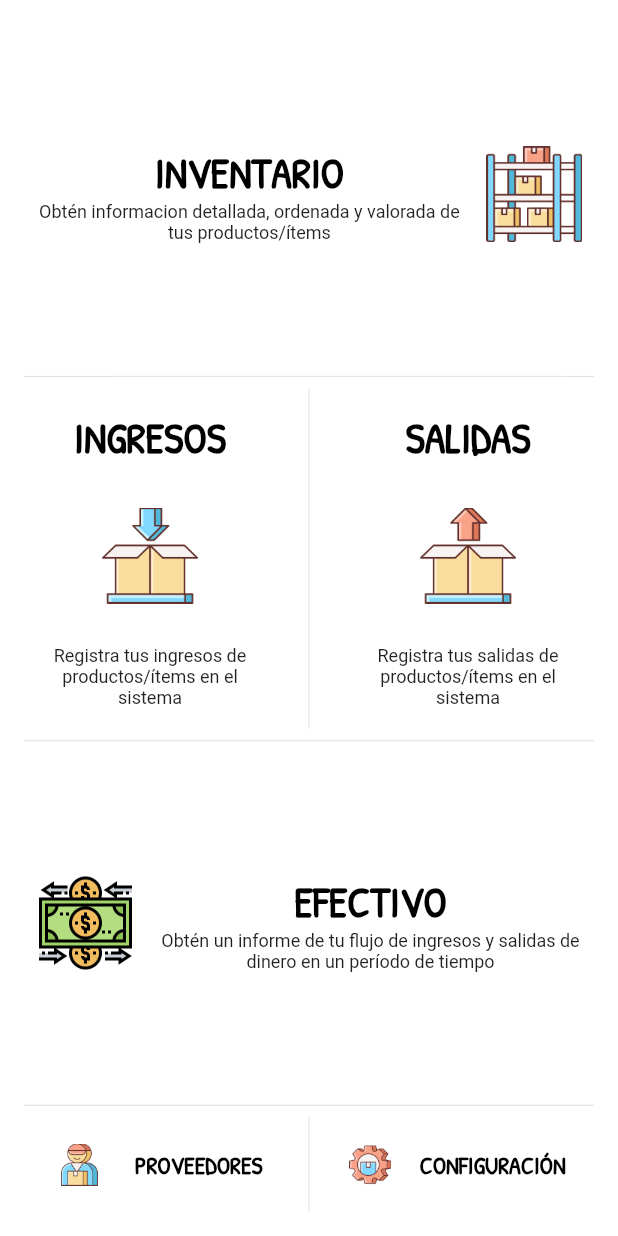
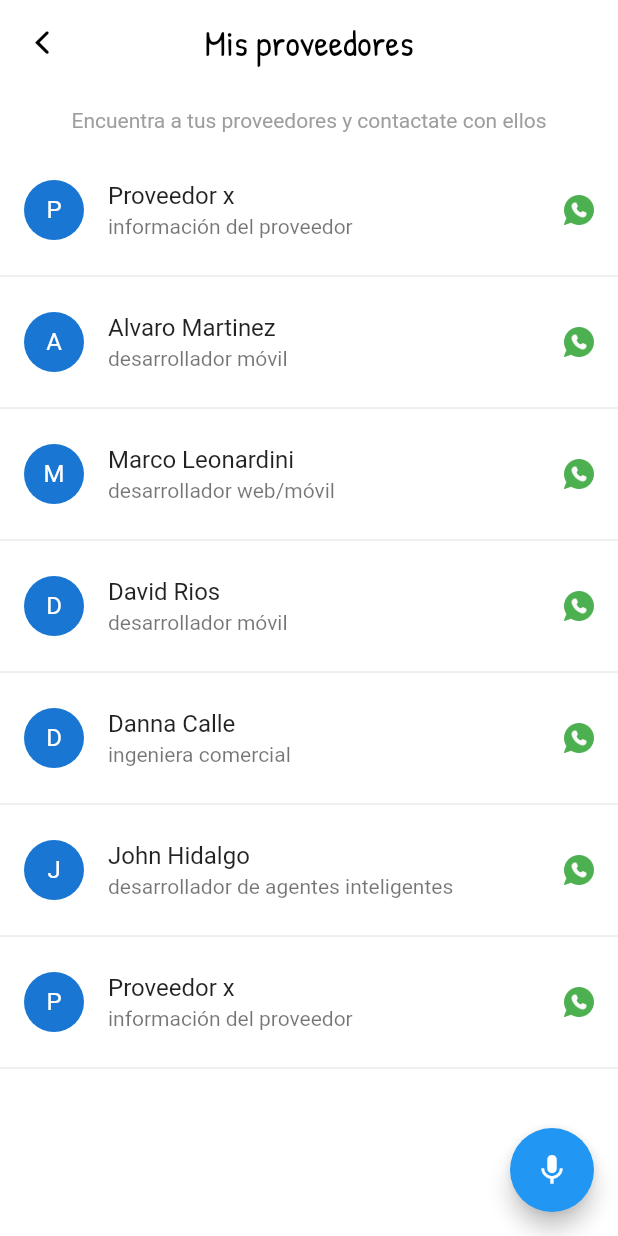
Before and after one commit to marcoleonardini/hackton_pyme_2019, a Flutter app: the screen it shows after launch, after a tap on "PROVEEDORES", on a phone screen of 412 x 824 dp. Run offline on Flutter 3.47's test engine with Material 2 defaults, Android fonts, the light colour scheme and no system bars; missing offline and left inert: dialogflow, qr_code_scanner.

Commit message:
add providers ui

```diff
--- /dev/null
+++ b/lib/data/example/providers.dart
@@ -0,0 +1,38 @@
+import 'package:hackaton_pyme_2019/models/provider.dart';
+
+List<Provider> providers = [
+  _provider0,
+  _provider1,
+  _provider2,
+  _provider3,
+  _provider4,
+  _provider5
+];
+
+Provider _provider0 =
+    Provider(nombre: 'Proveedor x', description: 'información del proveedor');
+
+Provider _provider1 = Provider(
+    nombre: 'Alvaro Martinez',
+    description: 'desarrollador móvil',
+    urlContact: 'https://wa.me/59178995932');
+
+Provider _provider2 = Provider(
+    nombre: 'Marco Leonardini',
+    description: 'desarrollador web/móvil',
+    urlContact: 'https://wa.me/59172540680');
+
+Provider _provider3 = Provider(
+    nombre: 'David Rios',
+    description: 'desarrollador móvil',
+    urlContact: 'https://wa.me/59167305722');
+
+Provider _provider4 = Provider(
+    nombre: 'Danna Calle',
+    description: 'ingeniera comercial',
+    urlContact: 'https://wa.me/59177572779');
+
+Provider _provider5 = Provider(
+    nombre: 'John Hidalgo',
+    description: 'desarrollador de agentes inteligentes',
+    urlContact: 'https://wa.me/59170595607');
--- a/lib/main.dart
+++ b/lib/main.dart
@@ -3,6 +3,7 @@ import 'package:flutter/services.dart';
 import 'package:hackaton_pyme_2019/ui/pages/efective/efective.dart';
 import 'package:hackaton_pyme_2019/ui/pages/incomes/incomes.dart';
 import 'package:hackaton_pyme_2019/ui/pages/productDetail/product_detail_screen.dart';
+import 'package:hackaton_pyme_2019/ui/pages/providers/providers.dart';
 import 'package:hackaton_pyme_2019/ui/pages/sales/sales.dart';
 import 'ui/pages/home.page.dart';
 import 'ui/pages/inventory/inventory.dart';
@@ -12,7 +13,7 @@ import 'ui/pages/insumeForm/insume_form_screen.dart';
 void main() {
   SystemChrome.setSystemUIOverlayStyle(SystemUiOverlayStyle(
       statusBarColor: Colors.transparent,
-      statusBarIconBrightness: Brightness.light));
+      statusBarIconBrightness: Brightness.dark));
   runApp(MyApp());
 }
 
@@ -66,7 +67,8 @@ class MyApp extends StatelessWidget {
         'incomes': (context) => IncomesScreen(),
         'productForm': (context) => ProductFormScreen(),
         'insumeForm': (context) => InsumeFormScreen(),
-        'productDetail': (context) => ProductDetailScreen()
+        'productDetail': (context) => ProductDetailScreen(),
+        'providers':(context)=> Providers()
       },
     );
   }
--- a/lib/ui/pages/efective/efective.dart
+++ b/lib/ui/pages/efective/efective.dart
@@ -11,7 +11,7 @@ class Efective extends StatelessWidget {
       floatingActionButton: FloatingActionButton(
         onPressed: () => Navigator.push(context,
             MaterialPageRoute(builder: (context) => MyHomePageVoice(title: 'Asistente',))),
-        child: Icon(Icons.voice_chat),
+        child: Icon(Icons.mic),
       ),
       backgroundColor: Colors.white,
       appBar: AppBar(
--- a/lib/ui/pages/home.page.dart
+++ b/lib/ui/pages/home.page.dart
@@ -173,7 +173,7 @@ class HomePage extends StatelessWidget {
           children: <Widget>[
             Expanded(
               child: GestureDetector(
-                onTap: () {},
+                onTap: () =>Navigator.pushNamed(context, 'providers'),
                 child: Row(
                   mainAxisAlignment: MainAxisAlignment.spaceEvenly,
                   children: <Widget>[
--- a/lib/ui/pages/inventory/inventory.dart
+++ b/lib/ui/pages/inventory/inventory.dart
@@ -19,7 +19,7 @@ class Inventory extends StatelessWidget {
       floatingActionButton: FloatingActionButton(
         onPressed: () => Navigator.push(context,
             MaterialPageRoute(builder: (context) => MyHomePageVoice(title: 'Asistente',))),
-        child: Icon(Icons.voice_chat),
+        child: Icon(Icons.mic),
       ),
       backgroundColor: Colors.white,
       appBar: AppBar(
--- /dev/null
+++ b/lib/ui/pages/providers/providers.dart
@@ -0,0 +1,92 @@
+import 'package:flutter/cupertino.dart';
+import 'package:flutter/material.dart';
+import 'package:hackaton_pyme_2019/data/example/providers.dart' as prex;
+import 'package:hackaton_pyme_2019/ui/pages/voice_chat/voice_chat.dart';
+import 'package:url_launcher/url_launcher.dart';
+
+class Providers extends StatelessWidget {
+  @override
+  Widget build(BuildContext context) {
+    return Scaffold(
+      floatingActionButton: FloatingActionButton(
+        onPressed: () => Navigator.push(
+            context,
+            MaterialPageRoute(
+                builder: (context) => MyHomePageVoice(title: 'Asistente'))),
+        child: Icon(Icons.mic),
+      ),
+      backgroundColor: Colors.white,
+      appBar: AppBar(
+        leading: IconButton(
+          onPressed: () => Navigator.pop(context),
+          icon: Icon(CupertinoIcons.back, color: Colors.black),
+        ),
+        brightness: Brightness.light,
+        title:
+            Text('Mis proveedores', style: Theme.of(context).textTheme.title),
+        centerTitle: true,
+        backgroundColor: Colors.white,
+        elevation: 0,
+      ),
+      body: Body(),
+    );
+  }
+}
+
+class Body extends StatelessWidget {
+  Widget _contact(String url, BuildContext context) {
+    return InkWell(
+      onTap: () {
+        print(url);
+        if (url != null && url.length > 5) {
+          launch(url);
+        } else {
+          Scaffold.of(context).showSnackBar(SnackBar(
+            content: Text('No hay un número asociado a este contacto'),
+          ));
+        }
+      },
+      child: SizedBox(
+        height: 20.0,
+        width: 20.0,
+        child: Image.asset('assets/whatsapp.png'),
+      ),
+    );
+  }
+
+  @override
+  Widget build(BuildContext context) {
+    return Padding(
+      padding: EdgeInsets.only(top: 16.0),
+      child: SingleChildScrollView(
+        physics: BouncingScrollPhysics(),
+        child: SizedBox(
+          width: MediaQuery.of(context).size.width,
+          child: Column(
+            crossAxisAlignment: CrossAxisAlignment.center,
+            children: <Widget>[
+              Text('Encuentra a tus proveedores y contactate con ellos',
+                  style: TextStyle(color: Colors.grey)),
+              SizedBox(height: 16.0),
+              for (int i = 0; i < 7; i++)
+                Column(
+                  children: <Widget>[
+                    ListTile(
+                        title: Text(
+                            '${prex.providers[i % 6].nombre[0].toUpperCase()}${prex.providers[i % 6].nombre.substring(1)}'),
+                        subtitle: Text('${prex.providers[i % 6].description}'),
+                        leading: CircleAvatar(
+                            child: Text(
+                                '${prex.providers[i % 6].nombre[0].toUpperCase()}')),
+                        trailing: _contact(
+                            '${prex.providers[i % 6].urlContact}', context)),
+                    Divider()
+                  ],
+                )
+            ],
+          ),
+        ),
+      ),
+    );
+  }
+}
--- a/pubspec.yaml
+++ b/pubspec.yaml
@@ -19,6 +19,7 @@ environment:
 dependencies:
   flutter:
     sdk: flutter
+  url_launcher: ^5.4.1
 
   # The following adds the Cupertino Icons font to your application.
   # Use with the CupertinoIcons class for iOS style icons.
@@ -53,6 +54,8 @@ flutter:
     - assets/rodamientos.jpeg
     - assets/settings.png
     - assets/man.png
+    - assets/whatsapp.png
+    - assets/android_white.png
   #  - images/a_dot_ham.jpeg
 
   # An image asset can refer to one or more resolution-specific "variants", see
```
Also changed, not shown: lib/models/provider.dart (added, +11 -0 lines), assets/android_white.png (added), assets/whatsapp.png (added), pubspec.lock.
